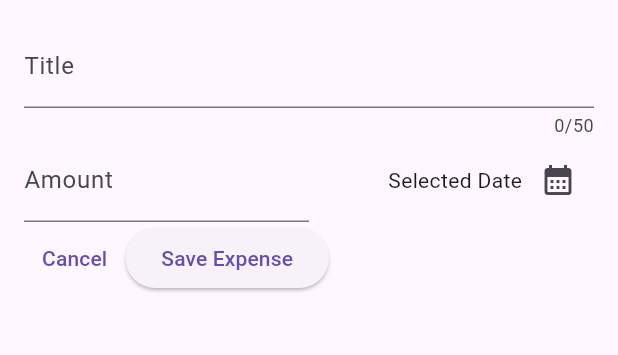
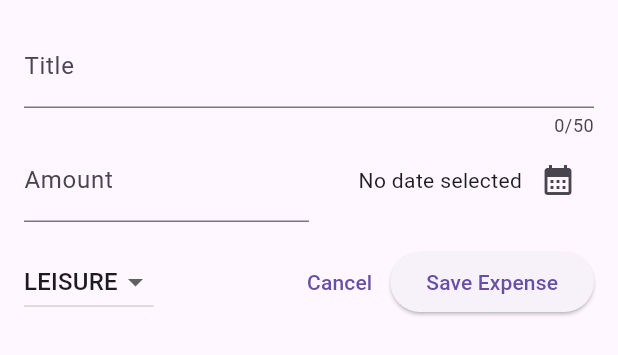
Before and after one commit to IvanBodnarash/Expenses-Tracker-Flutter, a Flutter app: the NewExpense widget shown alone on an empty page, opened directly, on a phone screen of 412 x 824 dp. Shown: the top 355 px of the screen. Run offline on Flutter 3.47's test engine with Material 3 defaults, Android fonts, the phone set to English and light mode, and no system bars.

Commit message:
adding dropdown menu

```diff
--- a/lib/widgets/new_expense.dart
+++ b/lib/widgets/new_expense.dart
@@ -1,4 +1,5 @@
 import 'package:flutter/material.dart';
+import 'package:expence_tracker/models/expense.dart';
 
 class NewExpense extends StatefulWidget {
   const NewExpense({super.key});
@@ -12,15 +13,21 @@ class NewExpense extends StatefulWidget {
 class _NewExpenseState extends State<NewExpense> {
   final _titleController = TextEditingController();
   final _amountController = TextEditingController();
+  DateTime? _selectedDate;
+  Category _selectedCategory = Category.leisure;
 
-  void _presentDatePicker() {
+  void _presentDatePicker() async {
     final now = DateTime.now();
     final firstDate = DateTime(now.year - 1, now.month, now.day);
-    showDatePicker(
-        context: context,
-        initialDate: now,
-        firstDate: firstDate,
-        lastDate: now);
+    final pickedDate = await showDatePicker(
+      context: context,
+      initialDate: now,
+      firstDate: firstDate,
+      lastDate: now,
+    );
+    setState(() {
+      _selectedDate = pickedDate;
+    });
   }
 
   @override
@@ -63,7 +70,11 @@ class _NewExpenseState extends State<NewExpense> {
                   mainAxisAlignment: MainAxisAlignment.end,
                   crossAxisAlignment: CrossAxisAlignment.center,
                   children: [
-                    const Text('Selected Date'),
+                    Text(
+                      _selectedDate == null
+                          ? 'No date selected'
+                          : formatter.format(_selectedDate!),
+                    ),
                     IconButton(
                       onPressed: _presentDatePicker,
                       icon: const Icon(
@@ -75,8 +86,31 @@ class _NewExpenseState extends State<NewExpense> {
               ),
             ],
           ),
+          const SizedBox(height: 16),
           Row(
             children: [
+              DropdownButton(
+                value: _selectedCategory,
+                items: Category.values
+                    .map(
+                      (category) => DropdownMenuItem(
+                        value: category,
+                        child: Text(
+                          category.name.toUpperCase(),
+                        ),
+                      ),
+                    )
+                    .toList(),
+                onChanged: (value) {
+                  if (value == null) {
+                    return;
+                  }
+                  setState(() {
+                    _selectedCategory = value;
+                  });
+                },
+              ),
+              const Spacer(),
               TextButton(
                 onPressed: () {
                   Navigator.pop(context);
```
